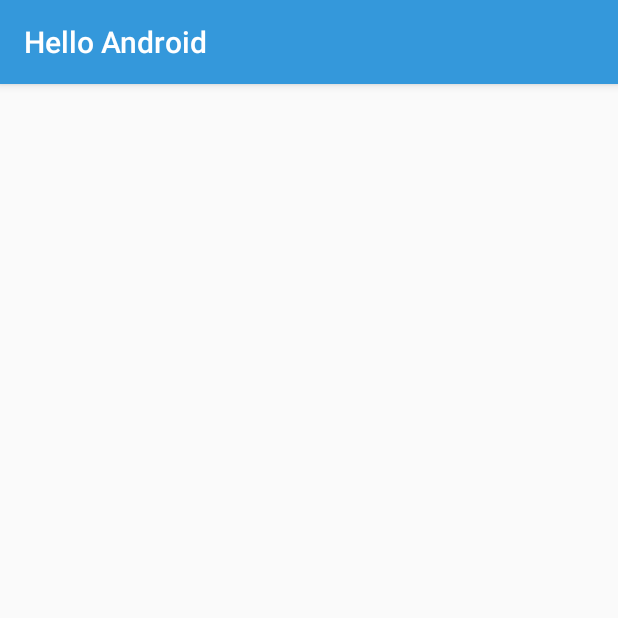
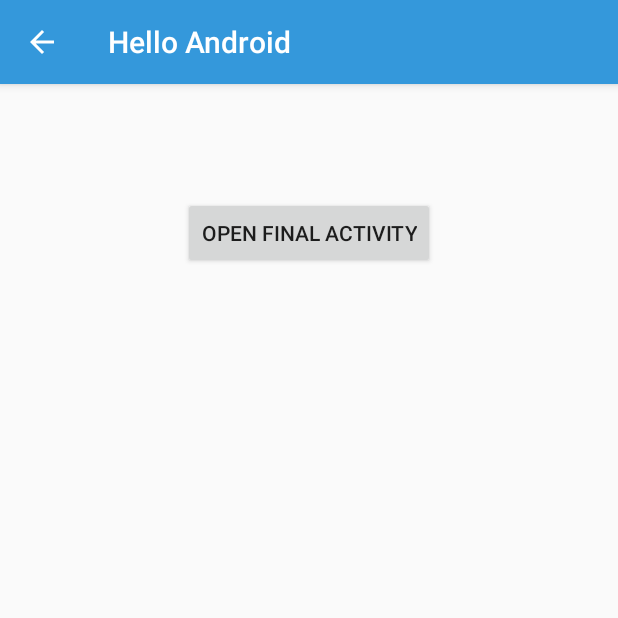
Before and after one commit to rizqyfahmi/HelloAndroid, an Android app: the MessageActivity screen opened directly, with no data from a screen before it, on a phone screen of 412 x 824 dp, the top half of it. Run offline under Robolectric (Android 15) with nearby library versions, the phone set to English and light mode, and no system bars.

Commit message:
1. Create new activity called "FinalActivity" (With the same way when we create "MessageActivity") 2. Add TextView into the app/res/layout/activity_final.xml 3. Add new value called "final_activity_message" in to the app/res/values/strings.xml 4. Set the value into the TextView we create in the second point 5. Add button into app/res/layout/activity_message.xml 6. Add new value called "final_activity_button" into the app/res/values/strings.xml 7. Set the value into the button we created in the 6th point 8. Set onClick Listener method called "openFinalActivity", then put some codes there 9. Go to app/manifests/AndroidManifest.xml, make some modifications there

```diff
--- a/app/src/main/java/com/rizqyfahmi/helloandroid/MessageActivity.java
+++ b/app/src/main/java/com/rizqyfahmi/helloandroid/MessageActivity.java
@@ -3,6 +3,7 @@ package com.rizqyfahmi.helloandroid;
 import android.content.Intent;
 import android.support.v7.app.AppCompatActivity;
 import android.os.Bundle;
+import android.view.View;
 import android.widget.TextView;
 
 public class MessageActivity extends AppCompatActivity {
@@ -18,4 +19,8 @@ public class MessageActivity extends AppCompatActivity {
         TextView textView = findViewById(R.id.display_message);
         textView.setText(message);
     }
+
+    public void openFinalActivity(View view){
+        startActivity(new Intent(this, FinalActivity.class ));
+    }
 }
--- a/app/src/main/res/layout/activity_message.xml
+++ b/app/src/main/res/layout/activity_message.xml
@@ -18,4 +18,17 @@
         app:layout_constraintEnd_toEndOf="parent"
         app:layout_constraintStart_toStartOf="parent"
         app:layout_constraintTop_toTopOf="parent" />
+
+    <Button
+        android:id="@+id/button"
+        android:layout_width="wrap_content"
+        android:layout_height="wrap_content"
+        android:layout_marginStart="16dp"
+        android:layout_marginTop="32dp"
+        android:layout_marginEnd="16dp"
+        android:onClick="openFinalActivity"
+        android:text="@string/final_activity_button"
+        app:layout_constraintEnd_toEndOf="parent"
+        app:layout_constraintStart_toStartOf="parent"
+        app:layout_constraintTop_toBottomOf="@+id/display_message" />
 </android.support.constraint.ConstraintLayout>
--- a/app/src/main/res/values/strings.xml
+++ b/app/src/main/res/values/strings.xml
@@ -3,4 +3,6 @@
     <string name="edit_message">Enter a Message</string>
     <string name="button_label">Send Message</string>
     <string name="welcome_mesage">Welcome to message activity</string>
+    <string name="final_activity_message">Welcome to final activity</string>
+    <string name="final_activity_button">Open Final Activity</string>
 </resources>
```
Also changed, not shown: app/src/main/AndroidManifest.xml (+6 -1 lines), app/src/main/java/com/rizqyfahmi/helloandroid/FinalActivity.java (added, +13 -0 lines), app/src/main/res/layout/activity_final.xml (added, +23 -0 lines).
